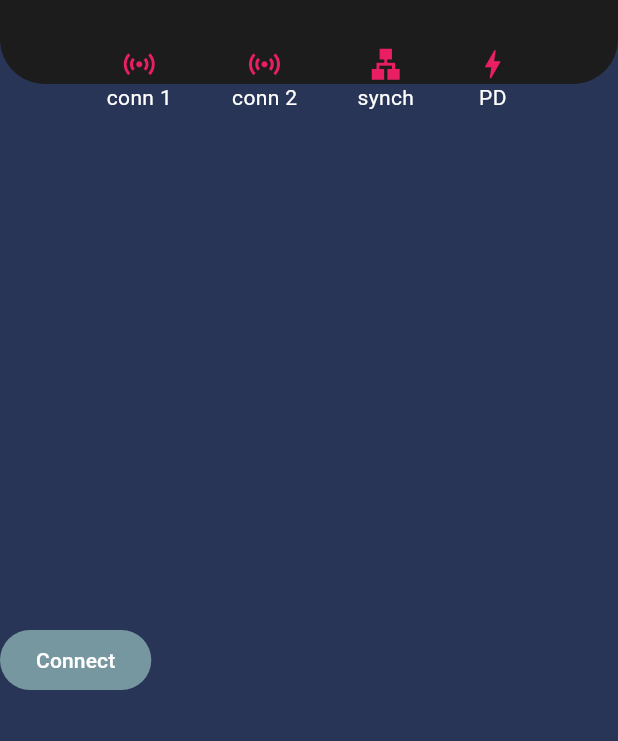
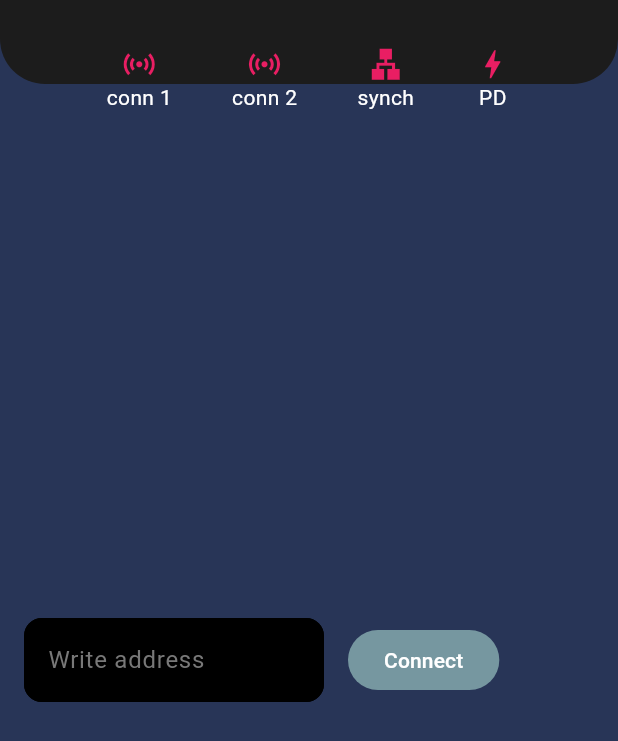
Before and after one commit to michal95pl/ULP-APP, a Flutter app: the screen it shows after launch, after a tap on "open", on a phone screen of 412 x 824 dp. Shown: the top 741 px of the screen. Run offline on Flutter 3.47's test engine with Material 3 defaults, Android fonts, the phone set to English and light mode, and no system bars; our stand-ins replace syncfusion_flutter_sliders; missing offline and left inert: flutter_hsvcolor_picker.

Commit message:
Added things to settings page

```diff
--- a/lib/communication/socket_connection.dart
+++ b/lib/communication/socket_connection.dart
@@ -14,7 +14,7 @@ class SocketConnection {
   static const int connectionTimeout = 2;
 
   // wait for ack from the server. ESP32 will send ack after receiving command.
-  // It us used, becuse esp32 has problem with buffering commands
+  // It us used to synchronize with microcontrollers
   Completer<void>? _ackCompleter;
 
   Future<void> connect(String host, int port) async {
@@ -33,6 +33,7 @@ class SocketConnection {
           var data = String.fromCharCodes(event);
 
           // devide commands by 0x03 (ETX) character (sometimes multiple commands are received at once)
+          // importand: 0x03 is not allowed in the data
           // todo: change 0x03 to somethig else
           var commands = data.split(String.fromCharCode(0x03));
           commands.removeLast();
@@ -48,6 +49,7 @@ class SocketConnection {
               }
               debugPrint("[SocketConnection] Received status data: $jsonData");
             }
+            // ACW - ack command
             else if (command.startsWith("ACW"))
             {
               _ackCompleter!.complete();
--- a/lib/main.dart
+++ b/lib/main.dart
@@ -1,17 +1,18 @@
 import 'package:flutter/material.dart';
+import 'package:mobile_app/settings_file.dart';
 import 'screens/splash_screen.dart';
 import 'screens/settings/settings_screen.dart';
 import 'screens/led_strip/led_strip_screen.dart';
 
-void main() {
+void main() async {
   runApp(const MainApp());
+  SettingsFile.openFile('settings.json');
 }
 
 // https://digitalsynopsis.com/design/color-schemes-palettes/
 
 
 class MainApp extends StatelessWidget {
-
   const MainApp({super.key});
 
   @override
--- a/lib/screens/led_strip/led_strip_screen.dart
+++ b/lib/screens/led_strip/led_strip_screen.dart
@@ -4,6 +4,7 @@ import 'package:mobile_app/communication/mobile_connection_listener.dart';
 import 'package:mobile_app/drawer_nav.dart';
 import 'package:mobile_app/screens/led_strip/effect_dropdown_button.dart';
 import 'package:mobile_app/screens/led_strip/strip_color_picker.dart';
+import 'package:mobile_app/screens/settings/info_board.dart';
 import 'package:mobile_app/statistics_bar.dart';
 import 'package:mobile_app/status_mobile_data.dart';
 import 'package:mobile_app/text_vertical_slider.dart';
@@ -51,6 +52,9 @@ implements MobileConnectionListener {
   void onConnectionMobileStatusChanged(bool connection) {
     debugPrint("[LedStripScreenState] mobile connection status changed: $connection");
     StatisticsBar.setMobileConnectionStatus(connection);
+    if (!connection) {
+      InfoBoard.hideBoard();
+    }
     setState(() {});
   }
 
--- a/lib/screens/settings/info_board.dart
+++ b/lib/screens/settings/info_board.dart
@@ -6,42 +6,58 @@ class InfoBoard {
   static bool showInfoBoard = false;
 
   static bool fan = false;
-  static double pcbTemperature = 25.0;
-  static double espTemperature = 25.0;
-  static double stmTemperature = 25.0;
+  static double pcbTemperature = 0.0;
+  static double espTemperature = 0.0;
+  static double stmTemperature = 0.0;
 
-  static Column getBoard() {
+  static Container getBoard() {
 
     if (!showInfoBoard) {
-      return const Column();
+      return Container();
     }
 
-    return Column(children: [
+    return Container(
+      width: 220,
+      padding: const EdgeInsets.all(6),
+      margin: const EdgeInsets.all(10.0),
+      decoration: const BoxDecoration(
+        color: Color.fromARGB(255, 28, 28, 28),
+        borderRadius: BorderRadius.all(Radius.circular(12.0)),
+      ),
+      child: Column(
+        crossAxisAlignment: CrossAxisAlignment.start,
+        children: [
+          const Center(
+            child: Text("Mobile ULP", style: TextStyle(color: Color.fromARGB(255, 191, 0, 255), fontSize: 22))
+          ),
+          const SizedBox(width: 20),
           Row(children: [
             const SizedBox(width: 10),
             const Text("Fan", style: TextStyle(color: Colors.white, fontSize: 18)),
-        Icon(Icons.cyclone, color: fan ? Colors.green : Colors.red),
+            Icon(Icons.cyclone, color: fan ? Colors.green : const Color.fromARGB(255, 241, 0, 128)),
             Text(" ${fan ? "ON" : "OFF"}", style: const TextStyle(color: Colors.white, fontSize: 18))
           ]),
           Row(children: [
             const SizedBox(width: 10),
-        const Text("PCB temperature", style: TextStyle(color: Colors.white, fontSize: 18)),
-        const Icon(Icons.thermostat, color: Colors.blue),
+            const Text("PCB temp", style: TextStyle(color: Colors.white, fontSize: 18)),
+            const Icon(Icons.thermostat, color: Color.fromARGB(255, 0, 171, 231)),
             Text(" $pcbTemperature °C", style: const TextStyle(color: Colors.white, fontSize: 18))
           ]),
           Row(children: [
             const SizedBox(width: 10),
-        const Text("ESP temperature", style: TextStyle(color: Colors.white, fontSize: 18)),
-        const Icon(Icons.thermostat, color: Colors.blue),
+            const Text("ESP temp", style: TextStyle(color: Colors.white, fontSize: 18)),
+            const Icon(Icons.thermostat, color: Color.fromARGB(255, 0, 171, 231)),
             Text(" $espTemperature °C", style: const TextStyle(color: Colors.white, fontSize: 18))
           ]),
           Row(children: [
             const SizedBox(width: 10),
-        const Text("STM temperature", style: TextStyle(color: Colors.white, fontSize: 18)),
-        const Icon(Icons.thermostat, color: Colors.blue),
+            const Text("STM temp", style: TextStyle(color: Colors.white, fontSize: 18)),
+            const Icon(Icons.thermostat, color: Color.fromARGB(255, 0, 171, 231)),
             Text(" $stmTemperature °C", style: const TextStyle(color: Colors.white, fontSize: 18))
           ]),
-    ]);
+        ],
+      )
+    );
   }
 
   static set fanStatus(bool status) {
@@ -63,4 +79,8 @@ class InfoBoard {
   static void showBoard() {
     showInfoBoard = true;
   }
+
+  static void hideBoard() {
+    showInfoBoard = false;
   }
+}
--- a/lib/screens/settings/settings_screen.dart
+++ b/lib/screens/settings/settings_screen.dart
@@ -5,6 +5,7 @@ import 'package:mobile_app/communication/mobile_communication.dart';
 import 'package:mobile_app/communication/mobile_connection_listener.dart';
 import 'package:mobile_app/drawer_nav.dart';
 import 'package:mobile_app/screens/settings/info_board.dart';
+import 'package:mobile_app/settings_file.dart';
 import 'package:mobile_app/statistics_bar.dart';
 import 'package:mobile_app/status_mobile_data.dart';
 
@@ -18,52 +19,22 @@ class SettingsScreen extends StatefulWidget {
 class SettingsScreenState extends State<SettingsScreen>
   implements MobileConnectionListener {
 
+  static bool statusUpdate = false;
   Future<void>? _connectionFuture;
-
-  Widget _connectionButton(String host, int port, int socketId) {
-    return FutureBuilder(
-      future: _connectionFuture,
-      builder: (context, snapshot) {
-        if (snapshot.connectionState == ConnectionState.waiting) {
-          return FilledButton(
-            onPressed: () {},
-            style: ButtonStyle(
-              backgroundColor: WidgetStateProperty.all<Color>(const Color.fromARGB(255, 118, 151, 160)),
-            ),
-            child: const Text('Connecting...'),
-          );
-        } else if (MobileCommunication.isConnected()) {
-          return const FilledButton(
-            onPressed: null,
-            child: Text('Connected'),
-          );
-        } else {
-          return FilledButton(
-            onPressed: () {
-              _connectionFuture = MobileCommunication.connect(host, port);
-              setState(() {});
-            },
-            style: ButtonStyle(
-              backgroundColor: WidgetStateProperty.all<Color>(const Color.fromARGB(255, 118, 151, 160)),
-            ),
-            child: const Text('Connect'),
-          );
-        }
-      }
-
-    );
-  }
 
   @override
   void initState() {
     super.initState();
     MobileCommunication.setListener(this);
     MobileCommunication.sendStatusCommand();
+    _readSetAddress(_textControllers, 0);
   }
+
+  final List<TextEditingController> _textControllers = [TextEditingController()];
+  final List<bool> _textFieldErrors = [false];
 
   @override
   Widget build(BuildContext context) {
-
     return Scaffold(
       appBar: StatisticsBar.getAppBar(),
       drawer: DrawerNav.getDrawerNav(context),
@@ -72,7 +43,10 @@ class SettingsScreenState extends State<SettingsScreen>
         mainAxisAlignment: MainAxisAlignment.center,
         children: [
           InfoBoard.getBoard(),
-          _connectionButton("192.168.2.116", 25567, 0),
+          Row(children: [
+            _addressInput(_textControllers, _textFieldErrors, 0),
+            _connectionButton(_textControllers, _textFieldErrors, 0),
+          ])
         ],
       ),
     );
@@ -82,6 +56,9 @@ class SettingsScreenState extends State<SettingsScreen>
   void onConnectionMobileStatusChanged(bool connection) {
     debugPrint("[SettingsScreenState] mobile connection status changed: $connection");
     StatisticsBar.setMobileConnectionStatus(connection);
+    if (!connection) {
+      InfoBoard.hideBoard();
+    }
     setState(() {});
   }
 
@@ -96,4 +73,117 @@ class SettingsScreenState extends State<SettingsScreen>
     InfoBoard.showBoard();
     setState(() {});
   }
+
+  Widget _connectionButton(List<TextEditingController> controllers, List<bool> errors, int index) {
+    return FutureBuilder(
+      future: _connectionFuture,
+      builder: (context, snapshot) {
+        if (snapshot.connectionState == ConnectionState.waiting) {
+          statusUpdate = true;
+          return FilledButton(
+            onPressed: () {},
+            style: ButtonStyle(
+              backgroundColor: WidgetStateProperty.all<Color>(const Color.fromARGB(255, 118, 151, 160)),
+            ),
+            child: const Text('Connecting...'),
+          );
+        } else if (MobileCommunication.isConnected()) {
+          // send status command after connection
+          if (statusUpdate) {
+            MobileCommunication.sendStatusCommand();
+            statusUpdate = false;
+          }
+
+          return const FilledButton(
+            onPressed: null,
+            child: Text('Connected'),
+          );
+        } else {
+          return FilledButton(
+            onPressed: () {
+              if (!_checkAddress(controllers[index].text)) {
+                errors[index] = true;
+              } else{
+                errors[index] = false;
+
+                List<String> parts = controllers[index].text.split(":");
+                String host = parts[0];
+                String port = parts[1];
+
+                SettingsFile.writeAddress(host, port, 0);
+                _connectionFuture = MobileCommunication.connect(host, int.parse(port));
+              }
+              setState(() {});
+            },
+            style: ButtonStyle(
+              backgroundColor: WidgetStateProperty.all<Color>(const Color.fromARGB(255, 118, 151, 160)),
+            ),
+            child: const Text('Connect'),
+          );
+        }
+      }
+    );
+  }
+
+  Padding _addressInput(List<TextEditingController> controllers, List<bool> errors, int index) {
+    return Padding(
+            padding: const EdgeInsets.symmetric(horizontal: 16.0),
+            child: SizedBox(
+              width: 200,
+              child: TextField(
+                controller: controllers[index],
+                decoration: InputDecoration(
+                  filled: true,
+                  fillColor: const Color.fromARGB(255, 0, 0, 0),
+                  hintText: 'Write address',
+                  hintStyle: const TextStyle(color: Color.fromARGB(255, 120, 120, 120)),
+                  enabledBorder: OutlineInputBorder(
+                    borderRadius: BorderRadius.circular(12.0),
+                    borderSide: const BorderSide(color: Color.fromARGB(255, 0, 0, 0)),
+                  ),
+                  focusedBorder: OutlineInputBorder(
+                    borderRadius: BorderRadius.circular(12.0),
+                    borderSide: const BorderSide(color: Color.fromARGB(255, 120, 120, 120)),
+                  ),
+                  errorText: errors[index]? "Invalid address": null,
+                ),
+                style: const TextStyle(color: Color.fromARGB(255, 255, 255, 255)),
+              ),
+            ),
+          );
+  }
+
+  bool _checkAddress(String address) {
+    List<String> parts = address.split(":");
+    if (parts.length != 2) {
+      return false;
+    }
+
+    if (parts[0].isEmpty || parts[1].isEmpty) {
+      return false;
+    }
+
+    if (parts[0].split(".").length != 4) {
+      return false;
+    }
+
+    if (int.tryParse(parts[1]) == null) {
+      return false;
+    }
+
+    for (String part in parts[0].split(".")) {
+      if (int.tryParse(part) == null || int.parse(part) < 0 || int.parse(part) > 255) {
+        return false;
+      }
+    }
+
+    return true;
+  }
+
+  void _readSetAddress(List<TextEditingController> controllers, int index) {
+    Map<String, String> address = SettingsFile.readAddress(0);
+    if (address["ip"] != "" || address["port"] != "") {
+      controllers[index].text = "${address["ip"]}:${address["port"]}";
+    }
+  }
 }
--- /dev/null
+++ b/lib/settings_file.dart
@@ -0,0 +1,60 @@
+import 'dart:convert';
+import 'dart:io';
+
+import 'package:flutter/material.dart';
+import 'package:path_provider/path_provider.dart';
+
+class SettingsFile {
+
+  static File? file;
+
+  static Future<void> openFile(String path) async {
+    Directory appDirectory = await getApplicationDocumentsDirectory();
+    file = File('${appDirectory.path}/$path');
+
+    if (!await file!.exists()) {
+      await file!.create();
+      await file!.writeAsString('''
+      {
+      "device_addresses" : [
+      {
+      "ip": "",
+      "port": ""
+      },
+      {
+      "ip": "",
+      "port": ""
+      }
+      ]
+      }
+      ''');
+    }
+  }
+
+  static void writeAddress(String ip, String port, int index) {
+    try {
+      final contents = file!.readAsStringSync();
+      Map<String, dynamic> data = jsonDecode(contents);
+      data['device_addresses'][index]["ip"] = ip;
+      data['device_addresses'][index]["port"] = port;
+      file!.writeAsStringSync(jsonEncode(data));
+    } catch (e) {
+      debugPrint("[SettingsFile] error: $e");
+    }
+  }
+
+  static Map<String, String> readAddress(int index) {
+    try {
+      final contents = file!.readAsStringSync();
+      Map<String, dynamic> data = jsonDecode(contents);
+      return {
+        "ip": data['device_addresses'][index]["ip"],
+        "port": data['device_addresses'][index]["port"]
+      };
+    } catch (e) {
+      debugPrint("[SettingsFile] error: $e");
+    }
+    return {"ip":"","port":""};
+  }
+
+}
--- a/lib/statistics_bar.dart
+++ b/lib/statistics_bar.dart
@@ -56,6 +56,11 @@ class StatisticsBar
   }
 
   static void setMobileConnectionStatus(bool status) {
+    // if mobile connection is lost, then synch and pd are also disabled
+    if (!status) {
+      _synch = false;
+      _pd = false;
+    }
     _connections[0] = status;
   }
 
--- a/lib/status_mobile_data.dart
+++ b/lib/status_mobile_data.dart
@@ -19,9 +19,9 @@ class StatusMobileData {
     _usbPD = (jsonData['usb_pd'].toInt() == 1);
     _communicationModule = (jsonData['communication_module'].toInt() == 1);
     _fan = (jsonData['fan'].toInt() == 1);
-    _temperaturePCB = jsonData['temperature_pcb'].toDouble();
-    _temperatureESP32 = jsonData['temperature_esp32'].toDouble();
-    _temperatureSTM32 = jsonData['temperature_stm32'].toDouble();
+    _temperaturePCB = jsonData['temp_pcb'].toDouble();
+    _temperatureESP32 = jsonData['temp_esp32'].toDouble();
+    _temperatureSTM32 = jsonData['temp_stm32'].toDouble();
   }
 
   static StatusMobileData getStatusData(String data) {
--- a/pubspec.yaml
+++ b/pubspec.yaml
@@ -11,6 +11,7 @@ dependencies:
     sdk: flutter
   flutter_colorpicker: ^1.1.0
   flutter_hsvcolor_picker: ^1.5.1
+  path_provider: ^2.1.5
   syncfusion_flutter_sliders: ^26.2.5
 
 dev_dependencies:
```
Also changed, not shown: pubspec.lock, 1 other file. Lines whose indentation alone changed are shown as unchanged.
